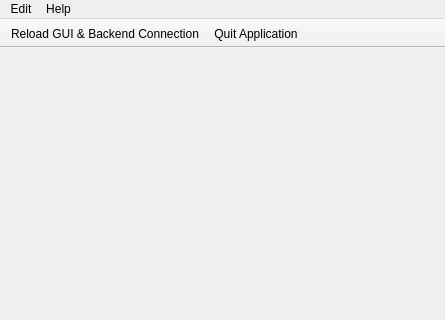
First picture: the form in msi-controller/mainwindow.ui, repository Fede2782/EC-Controller, before the edit; both pictures show x 0 to 445 and y 0 to 320 of the 445 by 812 pixel window.
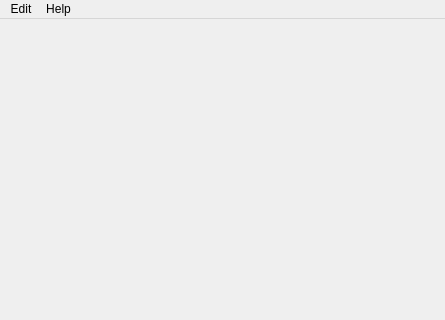
Second picture: the form after the edit. Icons and pictures are not drawn.

Commit message: feat(gui): make Reload refresh every control, and align Help menu labels

What changed in the file:
```diff
--- a/msi-controller/mainwindow.ui
+++ b/msi-controller/mainwindow.ui
@@ -86,22 +86,6 @@
    <addaction name="menuEdit"/>
    <addaction name="menuHelp"/>
   </widget>
-  <widget class="QToolBar" name="mainToolBar">
-   <property name="windowTitle">
-    <string>Main Toolbar</string>
-   </property>
-   <property name="movable">
-    <bool>false</bool>
-   </property>
-   <attribute name="toolBarArea">
-    <enum>TopToolBarArea</enum>
-   </attribute>
-   <attribute name="toolBarBreak">
-    <bool>false</bool>
-   </attribute>
-   <addaction name="actionReload"/>
-   <addaction name="actionEsci"/>
-  </widget>
   <widget class="QStatusBar" name="statusbar">
    <property name="minimumSize">
     <size>
```
